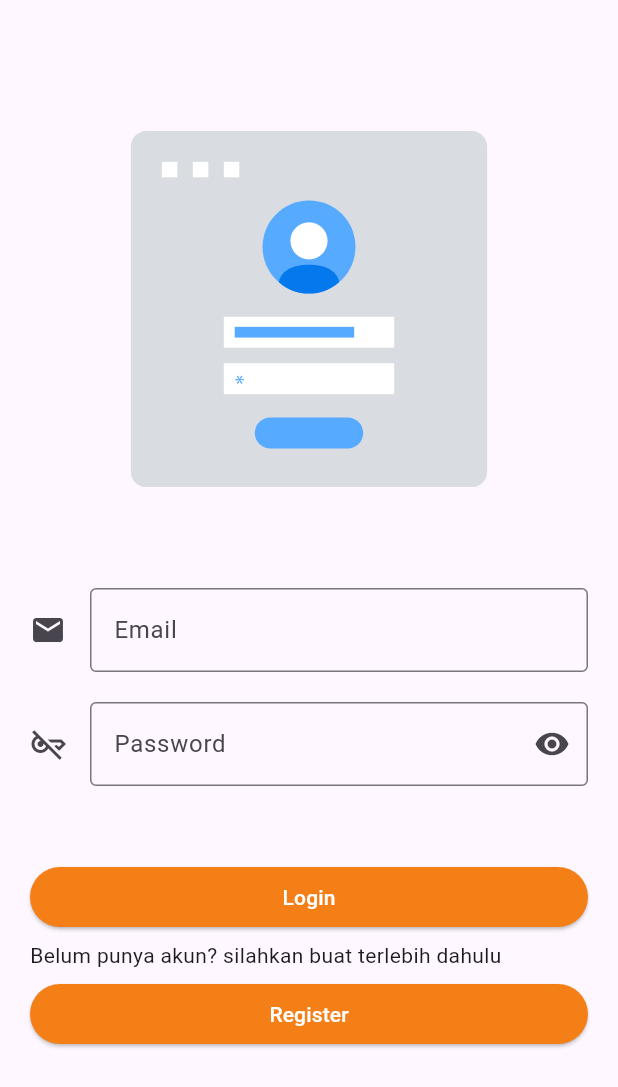
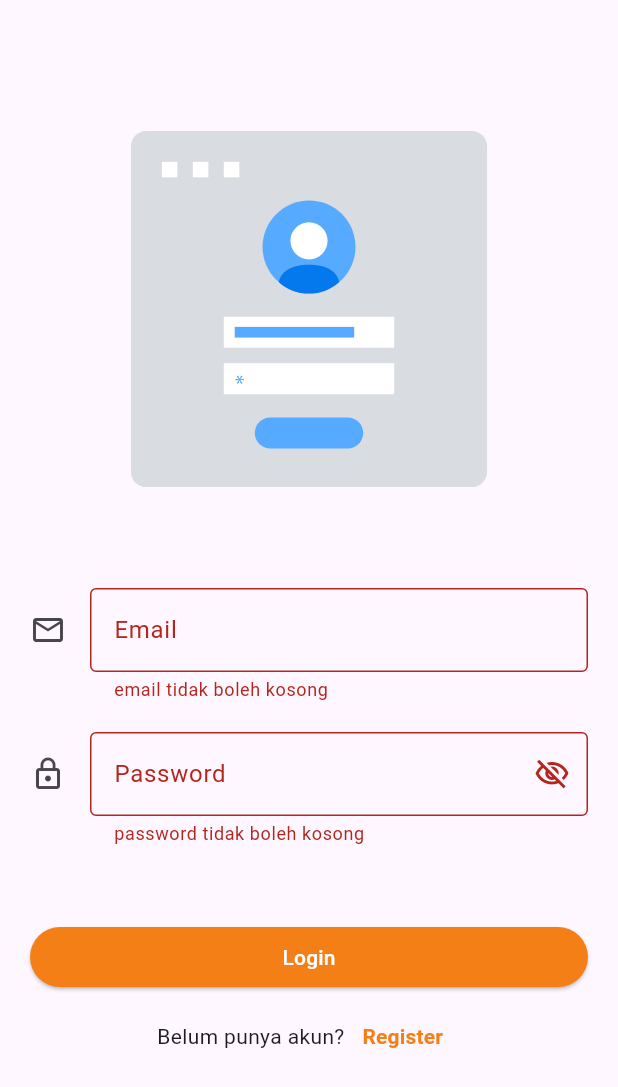
Before and after one commit to iqbalsuwandi20/flutter-test, a Flutter app: the LoginView screen opened by its route, after a tap on "Login", on a phone screen of 412 x 824 dp. Shown: the top 1087 px of the screen. Run offline on Flutter 3.47's test engine with Material 3 defaults, Android fonts, the phone set to English and light mode, and no system bars; our stand-ins replace another_flutter_splash_screen, get, introduction_screen, lottie, sqflite; accounts and stored records are empty.

Commit message:
berhasil membuat login dan register disimpan local storage

```diff
--- a/lib/app/modules/login/controllers/login_controller.dart
+++ b/lib/app/modules/login/controllers/login_controller.dart
@@ -1,8 +1,41 @@
 import 'package:flutter/material.dart';
 import 'package:get/get.dart';
+import 'package:test_flutter/app/routes/app_pages.dart';
+
+import '../../../../databases/database_helper.dart';
 
 class LoginController extends GetxController {
   TextEditingController emailC = TextEditingController();
   TextEditingController passC = TextEditingController();
+
   RxBool isHidden = true.obs;
+
+  final formKey = GlobalKey<FormState>();
+
+  Future<void> login() async {
+    if (formKey.currentState!.validate()) {
+      DatabaseHelper dbHelper = DatabaseHelper();
+      List<Map<String, dynamic>> users = await dbHelper.getUserMapList();
+      bool isAuthenticated = false;
+
+      for (var user in users) {
+        if (user['email'] == emailC.text && user['password'] == passC.text) {
+          isAuthenticated = true;
+          break;
+        }
+      }
+
+      if (isAuthenticated) {
+        Get.offNamed(Routes.HOME);
+      } else {
+        Get.snackbar(
+          'Login Gagal',
+          'Email atau password salah',
+          snackPosition: SnackPosition.TOP,
+          backgroundColor: Colors.red[900],
+          colorText: Colors.white,
+        );
+      }
+    }
+  }
 }
--- a/lib/app/modules/login/views/login_view.dart
+++ b/lib/app/modules/login/views/login_view.dart
@@ -11,20 +11,29 @@ class LoginView extends GetView<LoginController> {
   @override
   Widget build(BuildContext context) {
     return Scaffold(
-        body: ListView(
+      body: Form(
+        key: controller.formKey,
+        child: ListView(
           padding: const EdgeInsets.all(20),
           children: [
-        GetBuilder<LoginController>(
-          init: LoginController(),
-          builder: (controller) => Lottie.asset("assets/login-page.json"),
-        ),
-        TextField(
+            Lottie.asset("assets/login-page.json"),
+            // GetBuilder<LoginController>(
+            //   init: LoginController(),
+            //   builder: (controller) => Lottie.asset("assets/login-page.json"),
+            // ),
+            TextFormField(
               controller: controller.emailC,
               autocorrect: false,
               keyboardType: TextInputType.emailAddress,
               textInputAction: TextInputAction.next,
+              validator: (value) {
+                if (value!.isEmpty) {
+                  return "email tidak boleh kosong";
+                }
+                return null;
+              },
               decoration: const InputDecoration(
-              icon: Icon(Icons.email),
+                  icon: Icon(Icons.email_outlined),
                   labelText: "Email",
                   border: OutlineInputBorder()),
             ),
@@ -32,18 +41,26 @@ class LoginView extends GetView<LoginController> {
               height: 20,
             ),
             Obx(
-          () => TextField(
+              () => TextFormField(
                 controller: controller.passC,
                 autocorrect: false,
                 textInputAction: TextInputAction.done,
                 obscureText: controller.isHidden.value,
+                validator: (value) {
+                  if (value!.isEmpty) {
+                    return "password tidak boleh kosong";
+                  }
+                  return null;
+                },
                 decoration: InputDecoration(
                     suffixIcon: IconButton(
                         onPressed: () => controller.isHidden.toggle(),
-                    icon: const Icon(
-                      Icons.remove_red_eye,
+                        icon: Icon(
+                          controller.isHidden.value
+                              ? Icons.visibility_off_outlined
+                              : Icons.visibility_outlined,
                         )),
-                icon: const Icon(Icons.key_off_outlined),
+                    icon: const Icon(Icons.lock_outline),
                     labelText: "Password",
                     border: const OutlineInputBorder()),
               ),
@@ -51,10 +68,31 @@ class LoginView extends GetView<LoginController> {
             const SizedBox(
               height: 50,
             ),
+            // Row(
+            //   children: [
+            //     Obx(
+            //       () => Checkbox(
+            //         value: controller.rememberMe.value,
+            //         activeColor: Colors.yellow[900],
+            //         onChanged: (value) {
+            //           controller.rememberMe.value =
+            //               !controller.rememberMe.value;
+            //         },
+            //       ),
+            //     ),
+            //     const Text("Ingatkan saya"),
+            //   ],
+            // ),
+            // const SizedBox(
+            //   height: 20,
+            // ),
             ElevatedButton(
-            style:
-                ElevatedButton.styleFrom(backgroundColor: Colors.yellow[900]),
-            onPressed: () {},
+                style: ElevatedButton.styleFrom(
+                    backgroundColor: Colors.yellow[900]),
+                onPressed: () {
+                  if (controller.formKey.currentState!.validate()) {}
+                  controller.login();
+                },
                 child: const Text(
                   "Login",
                   style: TextStyle(color: Colors.white),
@@ -62,21 +100,24 @@ class LoginView extends GetView<LoginController> {
             const SizedBox(
               height: 5,
             ),
-        const Text("Belum punya akun? silahkan buat terlebih dahulu"),
-        const SizedBox(
-          height: 5,
+            Row(
+              mainAxisAlignment: MainAxisAlignment.center,
+              children: [
+                const Text("Belum punya akun?"),
+                TextButton(
+                    onPressed: () => Get.toNamed(Routes.REGISTER),
+                    child: Text(
+                      "Register",
+                      style: TextStyle(
+                        color: Colors.yellow[900],
+                        fontWeight: FontWeight.bold,
                       ),
-        ElevatedButton(
-            style:
-                ElevatedButton.styleFrom(backgroundColor: Colors.yellow[900]),
-            onPressed: () {
-              Get.toNamed(Routes.REGISTER);
-            },
-            child: const Text(
-              "Register",
-              style: TextStyle(color: Colors.white),
                     )),
               ],
-    ));
+            ),
+          ],
+        ),
+      ),
+    );
   }
 }
--- /dev/null
+++ b/lib/models/user.dart
@@ -0,0 +1,27 @@
+class User {
+  int id;
+  String email;
+  String password;
+
+  User({
+    required this.id,
+    required this.email,
+    required this.password,
+  });
+
+  Map<String, dynamic> toMap() {
+    return {
+      'id': id,
+      'email': email,
+      'password': password,
+    };
+  }
+
+  factory User.fromMap(Map<String, dynamic> map) {
+    return User(
+      id: map['id'],
+      email: map['email'],
+      password: map['password'],
+    );
+  }
+}
```
Also changed, not shown: lib/app/modules/home/controllers/home_controller.dart (+3 -19 lines), lib/app/modules/home/views/home_view.dart (+10 -1 lines), lib/app/modules/register/controllers/register_controller.dart (+59 -0 lines), lib/app/modules/register/views/register_view.dart (+86 -15 lines), lib/databases/database_helper.dart (added, +59 -0 lines), pubspec.yaml (+8 -4 lines), pubspec.lock, 1 other file. Lines whose indentation alone changed are shown as unchanged.
